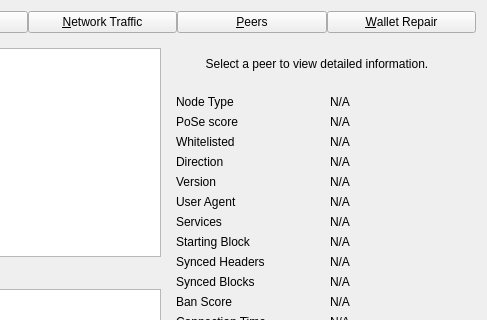
The window that src/qt/forms/debugwindow.ui (dashpay/dash) describes before a commit, drawn with Qt 5; both pictures show x 282 to 769 and y 0 to 320 of the 769 by 518 pixel window.
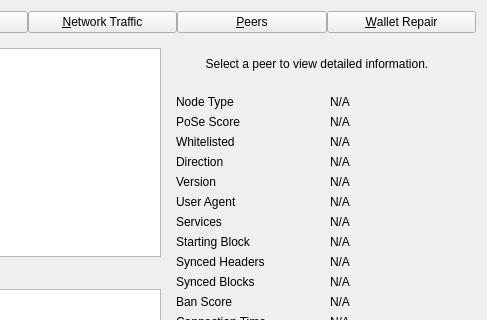
The same window after the commit. The open tabs and pages were chosen to show the change. Custom widgets are drawn as their Qt base class.

What changed in the file:
```diff
--- a/src/qt/forms/debugwindow.ui
+++ b/src/qt/forms/debugwindow.ui
@@ -828,7 +828,7 @@
           <item row="1" column="0">
            <widget class="QLabel" name="label_51">
             <property name="text">
-             <string>PoSe score</string>
+             <string>PoSe Score</string>
             </property>
            </widget>
           </item>
```
